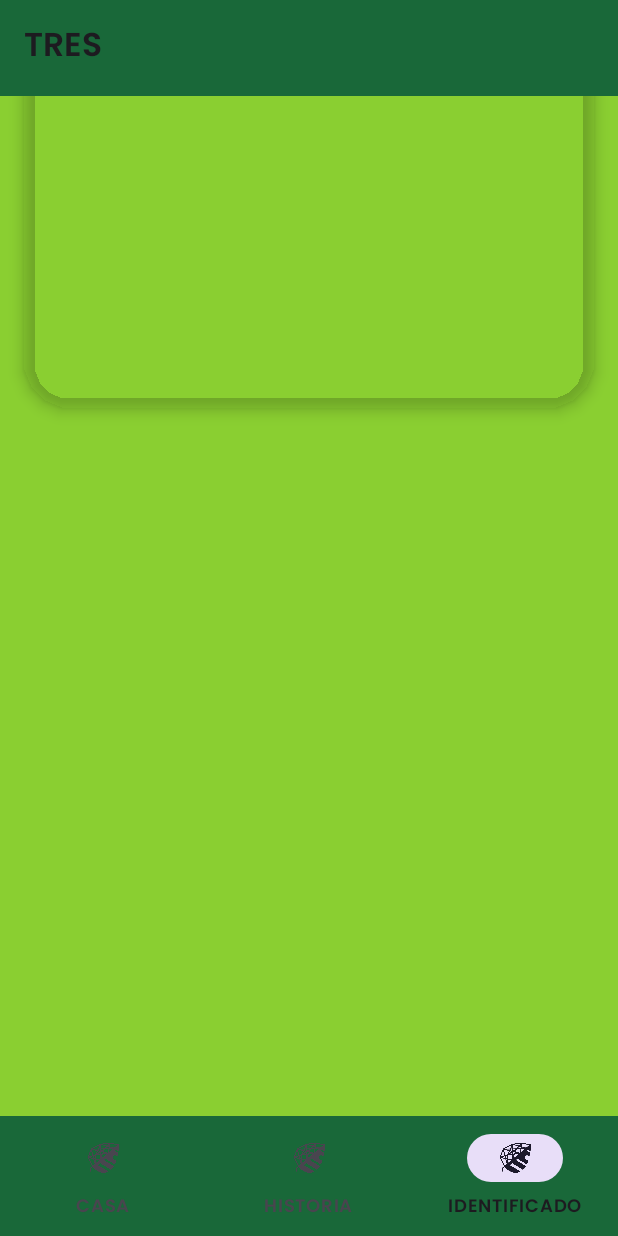
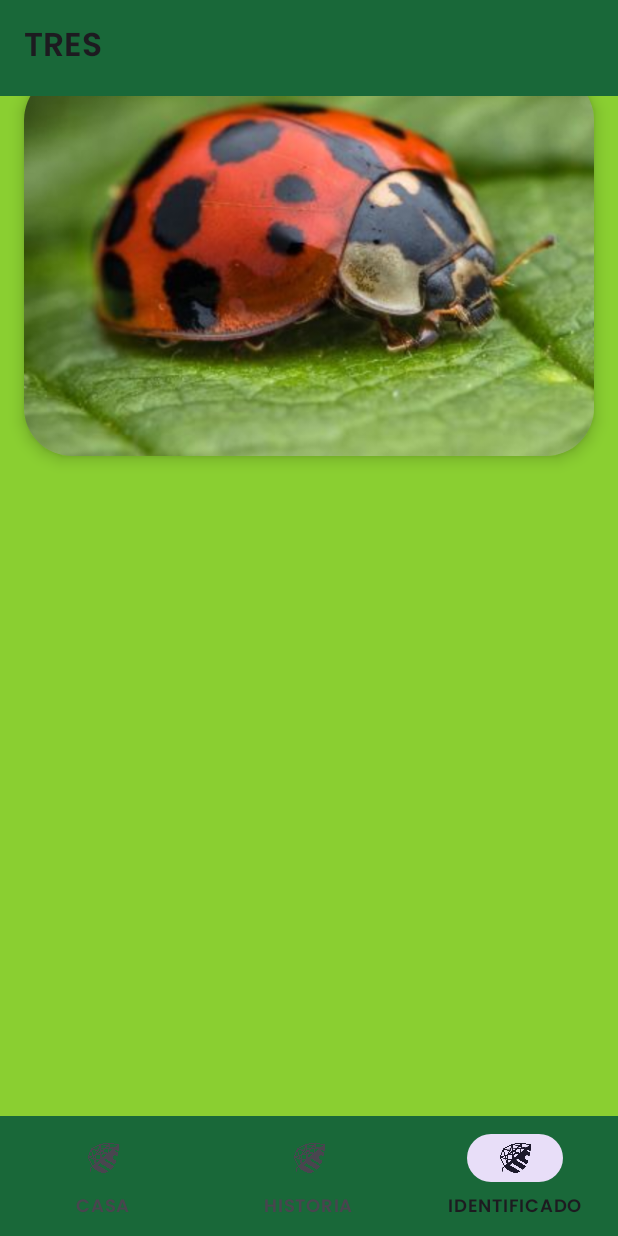
Before and after one commit to PestClassification/Mobile, an Android app: the IdentifiedFragment screen opened through its navigation route, on a phone screen of 412 x 824 dp. Run offline under Robolectric (Android 15) with nearby library versions, the phone set to English and light mode, and no system bars; our stand-ins replace navigation-ui; libraries missing offline, so code that uses them is left out: com.skydoves.expandablelayout; plain views replace ExpandableLayout; Roboto replaces fonts that are not available here; 4 statements that could not run were skipped.

Commit message:
Expandable Layout funcional

```diff
--- a/app/src/main/java/com/yan/foia/ui/logged/fragments/identified/IdentifiedFragment.kt
+++ b/app/src/main/java/com/yan/foia/ui/logged/fragments/identified/IdentifiedFragment.kt
@@ -46,4 +46,21 @@ class IdentifiedFragment : Fragment() {
         return root
     }
 
-}
+    override fun onViewCreated(view: View, savedInstanceState: Bundle?) {
+        super.onViewCreated(view, savedInstanceState)
+
+        val ex = view?.findViewById<ExpandableLayout>(R.id.expandable) //recupera o id
+        var g = 0
+        //duvida no comportamento e implicações do operador non-nullable: '?.'
+        ex?.parentLayout?.setOnClickListener{
+            if (g==0){
+                g = 1
+                ex.expand()
+            }
+            else{
+                g = 0
+                ex.collapse()
+            }
+    }
+
+}}
--- a/app/src/main/res/layout/fragment_identified.xml
+++ b/app/src/main/res/layout/fragment_identified.xml
@@ -12,7 +12,7 @@
         android:layout_width="match_parent"
         android:layout_height="256dp"
         android:layout_marginStart="16dp"
-        android:layout_marginTop="16dp"
+        android:layout_marginTop="48dp"
         android:layout_marginEnd="16dp"
         app:cardBackgroundColor="#00FFFFFF"
         app:cardCornerRadius="32dp"
@@ -21,7 +21,8 @@
         app:layout_constraintEnd_toEndOf="parent"
         app:layout_constraintStart_toStartOf="parent"
         app:layout_constraintTop_toTopOf="parent"
-        app:layout_constraintVertical_bias="0.0">
+        app:layout_constraintVertical_bias="0.0"
+        tools:cardBackgroundColor="@color/design_default_color_error">
 
         <ImageView
             android:id="@+id/insect_image"
@@ -31,35 +32,48 @@
             android:adjustViewBounds="true"
             android:cropToPadding="true"
             android:scaleType="centerCrop"
-            tools:srcCompat="@tools:sample/backgrounds/scenic[2]" />
+            android:visibility="visible"
+            app:srcCompat="@drawable/foto_teste"
+            tools:srcCompat="@drawable/foto_teste"
+            tools:visibility="visible" />
     </androidx.cardview.widget.CardView>
 
     <TextView
         android:id="@+id/insect_name"
         android:layout_width="match_parent"
         android:layout_height="wrap_content"
-        android:layout_marginStart="24dp"
+        android:layout_marginStart="32dp"
         android:layout_marginTop="24dp"
-        android:layout_marginEnd="16dp"
+        android:textColor="@color/primary_font"
         android:textSize="20sp"
         android:textStyle="bold"
+        android:visibility="visible"
+        app:layout_constraintBottom_toTopOf="@+id/scientific_name"
         app:layout_constraintEnd_toEndOf="parent"
+        app:layout_constraintHorizontal_bias="0.0"
         app:layout_constraintStart_toStartOf="parent"
         app:layout_constraintTop_toBottomOf="@+id/image_wrap"
-        tools:text="Larva Come come" />
+        tools:fontFamily="@font/poppins_semibold"
+        tools:text="@string/test_text"
+        tools:visibility="visible" />
 
     <TextView
         android:id="@+id/scientific_name"
         android:layout_width="match_parent"
         android:layout_height="wrap_content"
-        android:layout_marginStart="24dp"
+        android:layout_marginStart="32dp"
         android:layout_marginEnd="16dp"
+        android:layout_marginBottom="20dp"
+        android:textColor="@color/primary_font"
         android:textFontWeight="256"
         android:textStyle="italic"
+        android:visibility="visible"
+        app:layout_constraintBottom_toTopOf="@+id/expandable"
         app:layout_constraintEnd_toEndOf="parent"
         app:layout_constraintStart_toStartOf="parent"
         app:layout_constraintTop_toBottomOf="@+id/insect_name"
-        tools:text="Larvaranis fritiz" />
+        tools:text="@string/test_text"
+        tools:visibility="visible" />
 
     <com.skydoves.expandablelayout.ExpandableLayout
         android:id="@+id/expandable"
--- a/app/src/main/res/values/strings.xml
+++ b/app/src/main/res/values/strings.xml
@@ -11,4 +11,6 @@
     <string name="placeholder_description">placeholder</string>
 
     <string name="description">Description</string>
+    <string name="test_text">Red Ladybug</string>
+
 </resources>
```
Also changed, not shown: app/src/main/res/layout/layout_parent.xml (+22 -9 lines), app/src/main/res/layout/layout_second.xml (+6 -3 lines), app/src/main/res/drawable/foto_teste.jpg (added), 1 other file.
